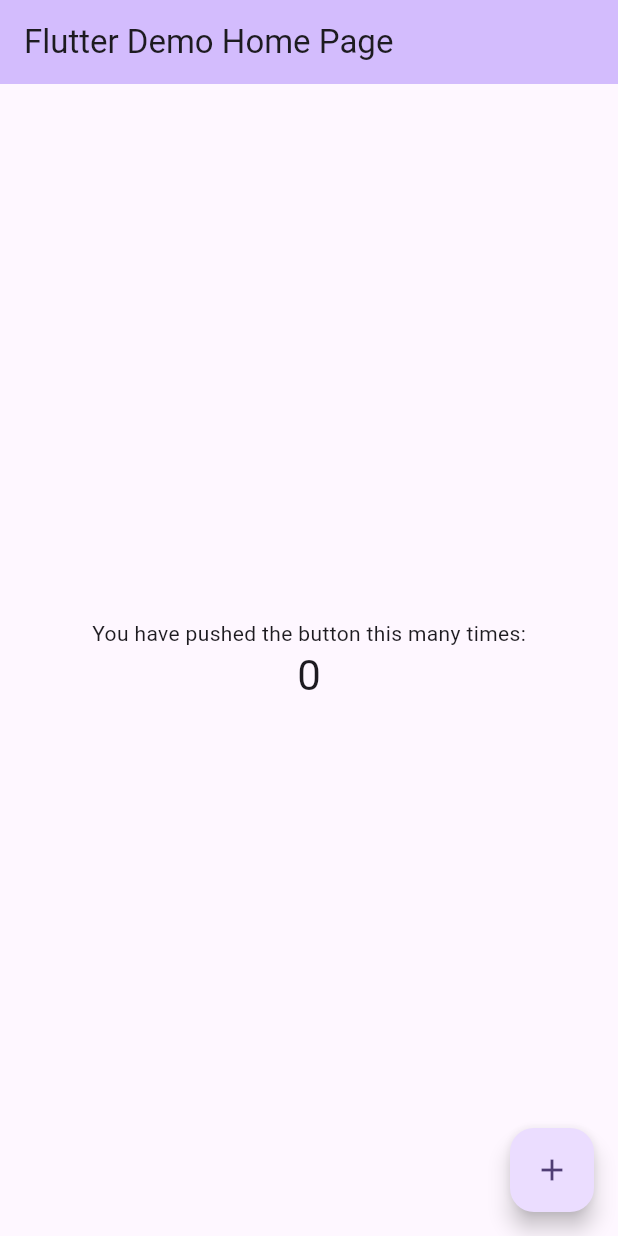
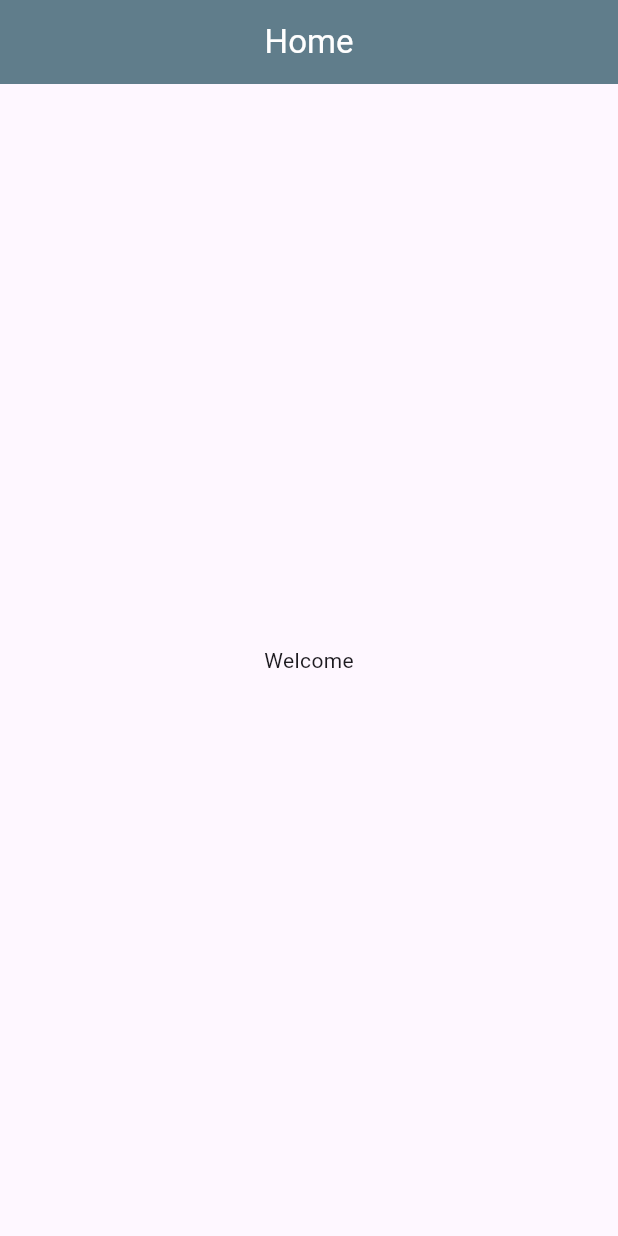
Before and after one commit to dsoral/githubdemo, a Flutter app: the screen it shows after launch, on a phone screen of 412 x 824 dp. Run offline on Flutter 3.47's test engine with Material 3 defaults, Android fonts, the phone set to English and light mode, and no system bars.

Commit message:
added home ui

```diff
--- /dev/null
+++ b/lib/home_page.dart
@@ -0,0 +1,18 @@
+import 'package:flutter/material.dart';
+
+class HomePage extends StatelessWidget{
+  @override
+  Widget build(BuildContext context) {
+    return Scaffold(
+      appBar: AppBar(
+        centerTitle: true,
+        backgroundColor: Colors.blueGrey,
+        foregroundColor: Colors.white,
+        title: Text('Home'),
+      ),
+      body: Center(
+        child: Text('Welcome'),
+      ),
+    );
+  }
+}
--- a/lib/main.dart
+++ b/lib/main.dart
@@ -1,4 +1,5 @@
 import 'package:flutter/material.dart';
+import 'package:git_hub/home_page.dart';
 
 void main() {
   runApp(const MyApp());
@@ -13,113 +14,11 @@ class MyApp extends StatelessWidget {
     return MaterialApp(
       title: 'Flutter Demo',
       theme: ThemeData(
-        // This is the theme of your application.
-        //
-        // TRY THIS: Try running your application with "flutter run". You'll see
-        // the application has a purple toolbar. Then, without quitting the app,
-        // try changing the seedColor in the colorScheme below to Colors.green
-        // and then invoke "hot reload" (save your changes or press the "hot
-        // reload" button in a Flutter-supported IDE, or press "r" if you used
-        // the command line to start the app).
-        //
-        // Notice that the counter didn't reset back to zero; the application
-        // state is not lost during the reload. To reset the state, use hot
-        // restart instead.
-        //
-        // This works for code too, not just values: Most code changes can be
-        // tested with just a hot reload.
+
         colorScheme: ColorScheme.fromSeed(seedColor: Colors.deepPurple),
         useMaterial3: true,
       ),
-      home: const MyHomePage(title: 'Flutter Demo Home Page'),
+      home:  HomePage()
     );
   }
 }
-
-class MyHomePage extends StatefulWidget {
-  const MyHomePage({super.key, required this.title});
-
-  // This widget is the home page of your application. It is stateful, meaning
-  // that it has a State object (defined below) that contains fields that affect
-  // how it looks.
-
-  // This class is the configuration for the state. It holds the values (in this
-  // case the title) provided by the parent (in this case the App widget) and
-  // used by the build method of the State. Fields in a Widget subclass are
-  // always marked "final".
-
-  final String title;
-
-  @override
-  State<MyHomePage> createState() => _MyHomePageState();
-}
-
-class _MyHomePageState extends State<MyHomePage> {
-  int _counter = 0;
-
-  void _incrementCounter() {
-    setState(() {
-      // This call to setState tells the Flutter framework that something has
-      // changed in this State, which causes it to rerun the build method below
-      // so that the display can reflect the updated values. If we changed
-      // _counter without calling setState(), then the build method would not be
-      // called again, and so nothing would appear to happen.
-      _counter++;
-    });
-  }
-
-  @override
-  Widget build(BuildContext context) {
-    // This method is rerun every time setState is called, for instance as done
-    // by the _incrementCounter method above.
-    //
-    // The Flutter framework has been optimized to make rerunning build methods
-    // fast, so that you can just rebuild anything that needs updating rather
-    // than having to individually change instances of widgets.
-    return Scaffold(
-      appBar: AppBar(
-        // TRY THIS: Try changing the color here to a specific color (to
-        // Colors.amber, perhaps?) and trigger a hot reload to see the AppBar
-        // change color while the other colors stay the same.
-        backgroundColor: Theme.of(context).colorScheme.inversePrimary,
-        // Here we take the value from the MyHomePage object that was created by
-        // the App.build method, and use it to set our appbar title.
-        title: Text(widget.title),
-      ),
-      body: Center(
-        // Center is a layout widget. It takes a single child and positions it
-        // in the middle of the parent.
-        child: Column(
-          // Column is also a layout widget. It takes a list of children and
-          // arranges them vertically. By default, it sizes itself to fit its
-          // children horizontally, and tries to be as tall as its parent.
-          //
-          // Column has various properties to control how it sizes itself and
-          // how it positions its children. Here we use mainAxisAlignment to
-          // center the children vertically; the main axis here is the vertical
-          // axis because Columns are vertical (the cross axis would be
-          // horizontal).
-          //
-          // TRY THIS: Invoke "debug painting" (choose the "Toggle Debug Paint"
-          // action in the IDE, or press "p" in the console), to see the
-          // wireframe for each widget.
-          mainAxisAlignment: MainAxisAlignment.center,
-          children: <Widget>[
-            const Text(
-              'You have pushed the button this many times:',
-            ),
-            Text(
-              '$_counter',
-              style: Theme.of(context).textTheme.headlineMedium,
-            ),
-          ],
-        ),
-      ),
-      floatingActionButton: FloatingActionButton(
-        onPressed: _incrementCounter,
-        tooltip: 'Increment',
-        child: const Icon(Icons.add),
-      ), // This trailing comma makes auto-formatting nicer for build methods.
-    );
-  }
-}
```
